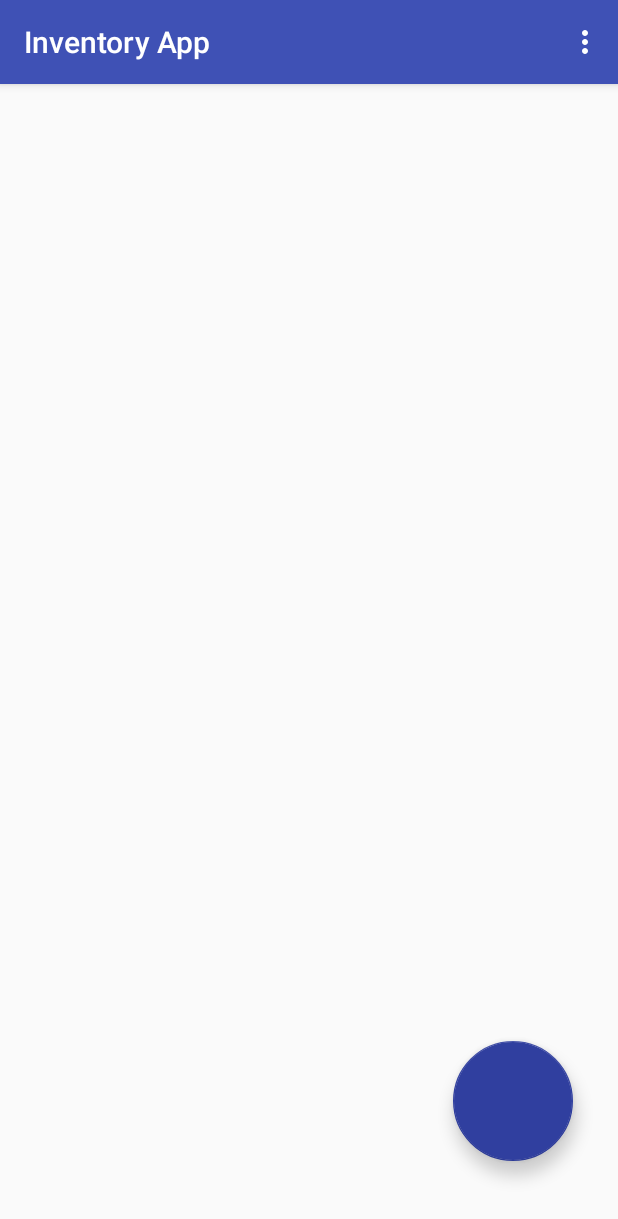
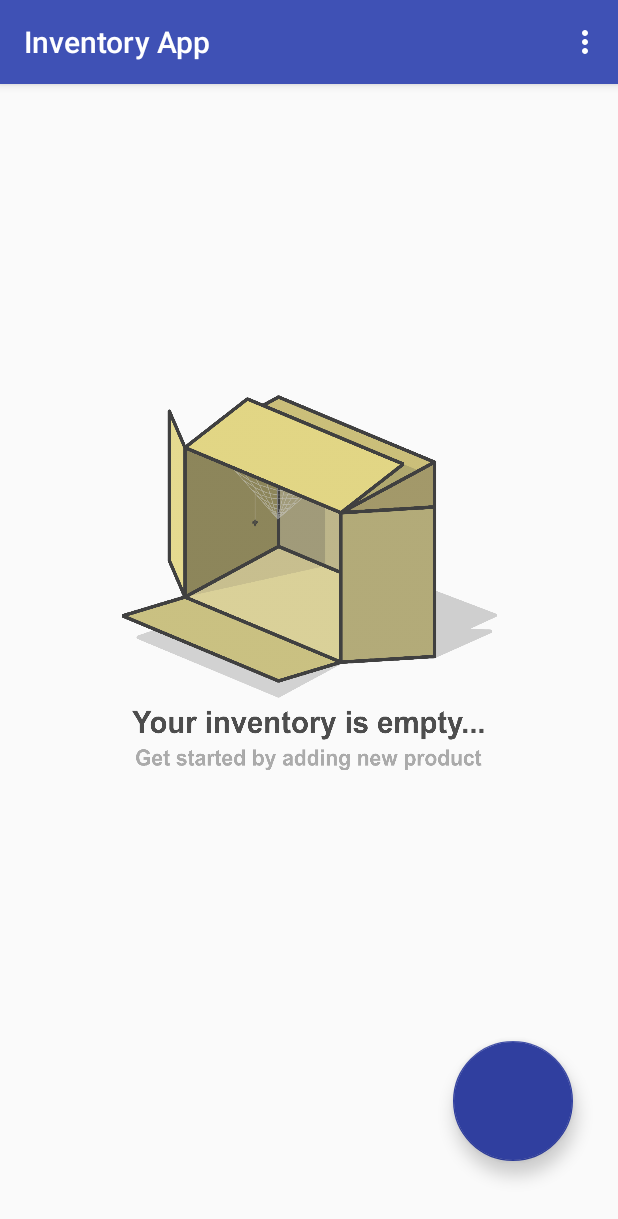
Before and after one commit to orpuwupetup/InventoryApp, an Android app: the screen it shows after launch (MainActivity), on a phone screen of 412 x 824 dp. Shown: the top 1219 px of the screen. Run offline under Robolectric (Android 15) with nearby library versions, the phone set to English and light mode, and no system bars.

Commit message:
Added empty view to the products list

```diff
--- a/app/src/main/java/com/example/orpuwupetup/inventoryapp/MainActivity.java
+++ b/app/src/main/java/com/example/orpuwupetup/inventoryapp/MainActivity.java
@@ -18,6 +18,7 @@ import android.view.MenuItem;
 import android.view.View;
 import android.widget.AdapterView;
 import android.widget.Button;
+import android.widget.ImageView;
 import android.widget.ListView;
 import android.widget.TextView;
 import android.widget.Toast;
@@ -30,10 +31,11 @@ public class MainActivity extends AppCompatActivity implements LoaderManager.Loa
 
     /** Global variables */
     private ProductCursorAdapter adapter;
+    private ImageView emptyView;
 
     // TODO: Make app pretty
+        // TODO: Add animation to floating buttons
         // TODO: Add icons to floating buttons
-        // TODO: Add animation to floating buttons
         // TODO: Change font colors in the main list
         // TODO: Change font colors in the details activity
         // TODO: Add emptyView to the main list
@@ -43,19 +45,17 @@ public class MainActivity extends AppCompatActivity implements LoaderManager.Loa
             // TODO: Choosing Image
             // TODO: Sale and increment and decrement of quantity
 
-
-    // TODO: Add comments and clean the code
-        // TODO: Exctract Strings resources
-        // TODO: Clean code of unused methods and white spaces
-        // TODO: Add more comments in correct places
-
     @Override
     protected void onCreate(Bundle savedInstanceState) {
         super.onCreate(savedInstanceState);
         setContentView(R.layout.activity_main);
 
-        // find list view for displaying products
+        // find list view for displaying products (and its empty view)
         ListView productsList = findViewById(R.id.list);
+        emptyView = findViewById(R.id.empty_list_view);
+        productsList.setEmptyView(emptyView);
+
+
 
         //Find floating action button, and set intent on it to open AddProduct Activity
         FloatingActionButton fab = findViewById(R.id.fab);
@@ -137,6 +137,8 @@ public class MainActivity extends AppCompatActivity implements LoaderManager.Loa
     public void onLoadFinished(Loader<Cursor> loader, Cursor data) {
 
         adapter.swapCursor(data);
+        emptyView.setBackgroundResource(R.drawable.empty_carton_box);
+
     }
 
     @Override
--- /dev/null
+++ b/app/src/main/res/anim/fab_open.xml
@@ -0,0 +1,4 @@
+<?xml version="1.0" encoding="utf-8"?>
+<set xmlns:android="http://schemas.android.com/apk/res/android">
+
+</set>
--- a/app/src/main/res/layout/activity_main.xml
+++ b/app/src/main/res/layout/activity_main.xml
@@ -26,4 +26,15 @@
         android:layout_marginEnd="30dp"
         android:layout_marginBottom="50dp"/>
 
+    <ImageView
+        android:id="@+id/empty_list_view"
+        android:layout_width="250dp"
+        android:layout_height="250dp"
+        app:layout_constraintTop_toTopOf="parent"
+        app:layout_constraintBottom_toBottomOf="parent"
+        app:layout_constraintEnd_toEndOf="parent"
+        app:layout_constraintStart_toStartOf="parent"
+        app:layout_constraintVertical_bias="0.4"
+        android:scaleType="centerCrop"/>
+
 </android.support.constraint.ConstraintLayout>
```
Also changed, not shown: app/src/main/res/drawable-hdpi/empty_carton_box.png (added), app/src/main/res/drawable-mdpi/empty_carton_box.png (added), app/src/main/res/drawable-xhdpi/empty_carton_box.png (added), app/src/main/res/drawable-xxhdpi/empty_carton_box.png (added), app/src/main/res/drawable-xxxhdpi/empty_carton_box.png (added).
